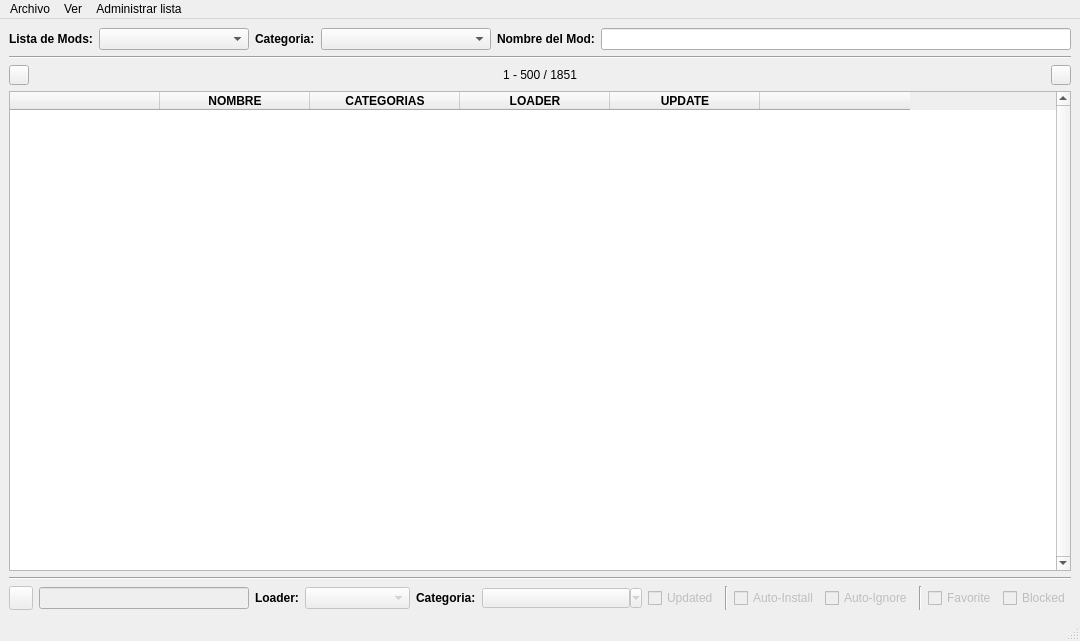
First picture: the form in pyqt_windows/main_window.ui, repository MelonRodante/ModList, before the edit.
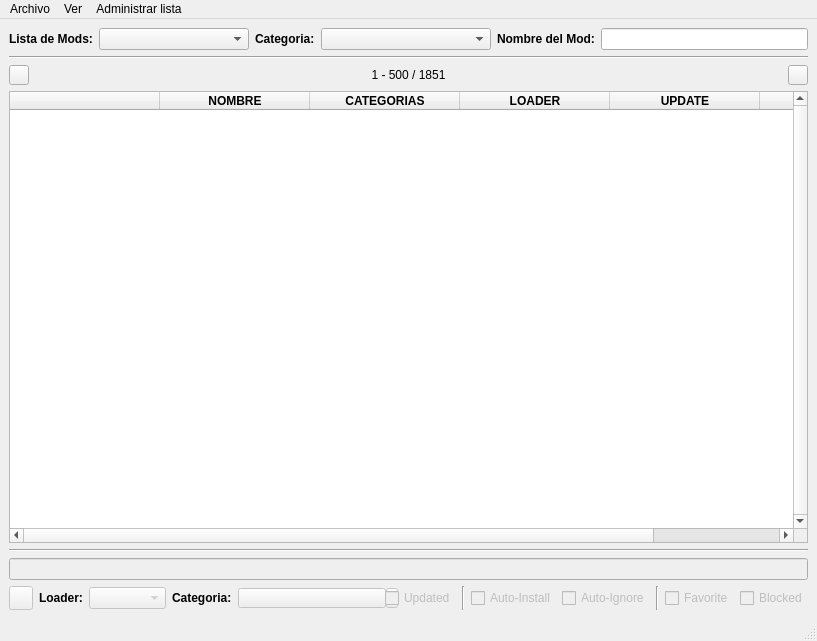
Second picture: the form after the edit. Icons and pictures are not drawn.

Diff of the .ui file:
```diff
--- a/pyqt_windows/main_window.ui
+++ b/pyqt_windows/main_window.ui
@@ -6,7 +6,7 @@
    <rect>
     <x>0</x>
     <y>0</y>
-    <width>1080</width>
+    <width>817</width>
     <height>641</height>
    </rect>
   </property>
@@ -18,10 +18,16 @@
   </property>
   <property name="minimumSize">
    <size>
-    <width>0</width>
+    <width>817</width>
     <height>0</height>
    </size>
   </property>
+  <property name="maximumSize">
+   <size>
+    <width>16777215</width>
+    <height>16777215</height>
+   </size>
+  </property>
   <property name="windowTitle">
    <string>ModList</string>
   </property>
@@ -321,6 +327,16 @@
       </property>
      </widget>
     </item>
+    <item>
+     <widget class="QLineEdit" name="editNameConfig">
+      <property name="enabled">
+       <bool>false</bool>
+      </property>
+      <property name="readOnly">
+       <bool>true</bool>
+      </property>
+     </widget>
+    </item>
     <item>
      <layout class="QHBoxLayout" name="horizontalLayout">
       <property name="topMargin">
@@ -356,16 +372,6 @@
         </property>
        </widget>
       </item>
-      <item>
-       <widget class="QLineEdit" name="editNameConfig">
-        <property name="enabled">
-         <bool>false</bool>
-        </property>
-        <property name="readOnly">
-         <bool>true</bool>
-        </property>
-       </widget>
-      </item>
       <item>
        <widget class="QLabel" name="lblLoaderConfig">
         <property name="font">
@@ -561,6 +567,22 @@
         </property>
        </widget>
       </item>
+      <item>
+       <spacer name="horizontalSpacer">
+        <property name="orientation">
+         <enum>Qt::Horizontal</enum>
+        </property>
+        <property name="sizeType">
+         <enum>QSizePolicy::Expanding</enum>
+        </property>
+        <property name="sizeHint" stdset="0">
+         <size>
+          <width>0</width>
+          <height>20</height>
+         </size>
+        </property>
+       </spacer>
+      </item>
      </layout>
     </item>
    </layout>
@@ -570,7 +592,7 @@
     <rect>
      <x>0</x>
      <y>0</y>
-     <width>1080</width>
+     <width>817</width>
      <height>21</height>
     </rect>
    </property>
```
Left out of the diff: 9 changed lines with no effect on the pictures.
